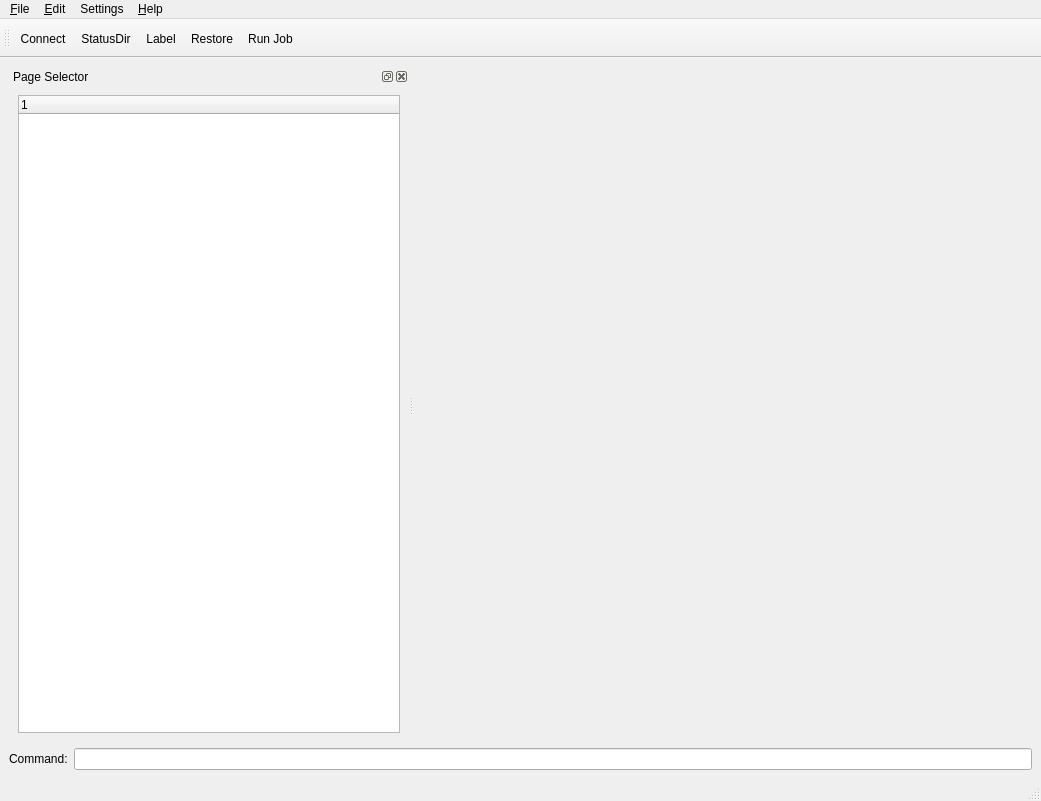
This is bacula/src/qt-console/main.ui in rkorzeniewski/bacula as Qt 5 draws it before an edit. The edited form follows.
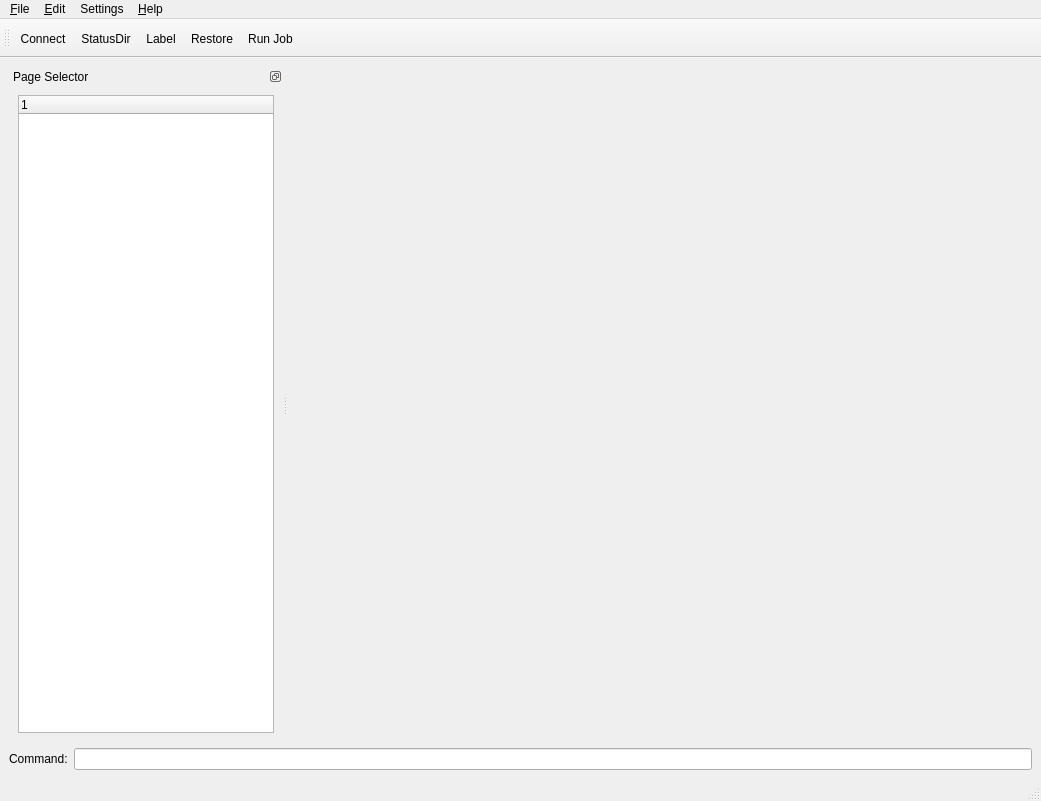
This is the edited form. Icons and pictures are not drawn.

The edit to the form file:
```diff
--- a/bacula/src/qt-console/main.ui
+++ b/bacula/src/qt-console/main.ui
@@ -34,25 +34,34 @@
         <sizepolicy>
          <hsizetype>5</hsizetype>
          <vsizetype>7</vsizetype>
-         <horstretch>1</horstretch>
+         <horstretch>0</horstretch>
          <verstretch>1</verstretch>
         </sizepolicy>
        </property>
        <property name="minimumSize" >
         <size>
-         <width>200</width>
+         <width>50</width>
          <height>100</height>
         </size>
        </property>
        <property name="maximumSize" >
         <size>
-         <width>400</width>
+         <width>16777215</width>
          <height>16777215</height>
         </size>
        </property>
        <property name="focusPolicy" >
         <enum>Qt::StrongFocus</enum>
        </property>
+       <property name="floating" >
+        <bool>false</bool>
+       </property>
+       <property name="features" >
+        <set>QDockWidget::DockWidgetFloatable|QDockWidget::DockWidgetMovable|QDockWidget::NoDockWidgetFeatures</set>
+       </property>
+       <property name="allowedAreas" >
+        <set>Qt::NoDockWidgetArea</set>
+       </property>
        <property name="windowTitle" >
         <string>Page Selector</string>
        </property>
@@ -80,6 +89,12 @@
              <height>0</height>
             </size>
            </property>
+           <property name="maximumSize" >
+            <size>
+             <width>16777215</width>
+             <height>16777215</height>
+            </size>
+           </property>
            <property name="sizeIncrement" >
             <size>
              <width>0</width>
@@ -105,7 +120,7 @@
         <sizepolicy>
          <hsizetype>7</hsizetype>
          <vsizetype>7</vsizetype>
-         <horstretch>200</horstretch>
+         <horstretch>1</horstretch>
          <verstretch>0</verstretch>
         </sizepolicy>
        </property>
```
